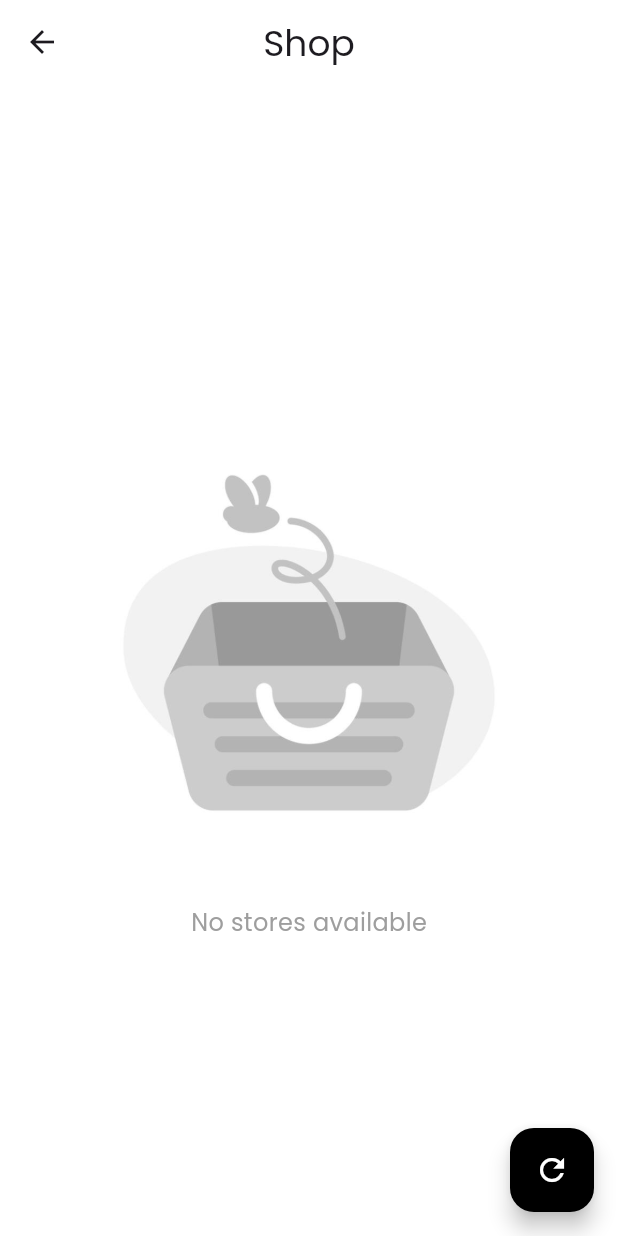
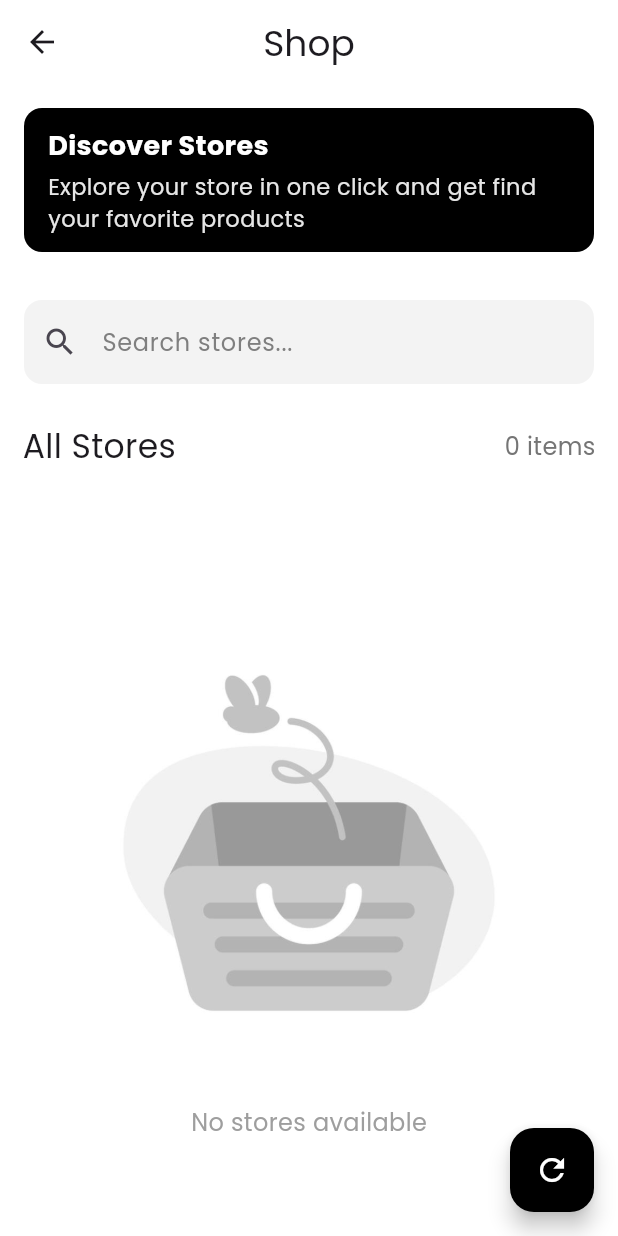
Before and after one commit to LasenSanvidu/bizmart, a Flutter app: the ShopPage screen opened directly, after a tap on the "refresh" icon, on a phone screen of 412 x 824 dp. Run offline on Flutter 3.47's test engine with Material 3 defaults, Android fonts, the phone set to English and light mode, and no system bars; our stand-ins replace cached_network_image, carousel_slider, cloud_firestore, curved_navigation_bar, dio, firebase_auth and 13 more; missing offline and left inert: flutter_firebase_chat_core, flutter_stripe; accounts and stored records are empty.

Commit message:
again add new functions to shop and store

```diff
--- a/lib/shop/shop.dart
+++ b/lib/shop/shop.dart
@@ -15,14 +15,31 @@ class ShopPage extends StatefulWidget {
 class _ShopPageState extends State<ShopPage> {
   bool isLoading = true;
   List<Store> allStores = [];
+  List<Store> filteredStores = [];
+  TextEditingController _searchController = TextEditingController();
 
   @override
   void initState() {
     super.initState();
     fetchAllStores();
+    filteredStores = allStores;
+  }
+
+  //search function
+  void _searchStores(String query) {
+    setState(() {
+      if (query.isEmpty) {
+        filteredStores = allStores;
+      } else {
+        filteredStores = allStores.where((store) {
+          return store.storeName.toLowerCase().contains(query.toLowerCase());
+        }).toList();
+      }
+    });
   }
 
   Future<void> fetchAllStores() async {
+    if (!mounted) return;
     setState(() {
       isLoading = true;
     });
@@ -31,10 +48,13 @@ class _ShopPageState extends State<ShopPage> {
       // Fetch all stores from Firestore
       final querySnapshot =
           await FirebaseFirestore.instance.collection('stores').get();
+      print("Number of documents found: ${querySnapshot.docs.length}");
 
       List<Store> stores = [];
 
       for (var doc in querySnapshot.docs) {
+        try {
+          print("Store ID: ${doc.id}, Name: ${doc.data()['storeName']}");
           // For each store, get its products
           List<Product> products = [];
           if (doc.data().containsKey('products') && doc['products'] is List) {
@@ -47,24 +67,45 @@ class _ShopPageState extends State<ShopPage> {
                 description: prod['description'],
               );
             }).toList();
+            print("Number of products in store: ${products.length}");
+          }
+
+          // Safely access bannerImage - provide a default if it doesn't exist
+          String bannerImage = '';
+          try {
+            if (doc.data().containsKey('bannerImage')) {
+              bannerImage = doc['bannerImage'];
+            }
+          } catch (e) {
+            print("No banner image for store ${doc.id}");
           }
 
           // Create store object
-        stores.add(Store(
+          stores.add(
+            Store(
               id: doc.id,
               storeName: doc['storeName'],
               products: products,
               userId: doc['userId'] ?? '',
-          bannerImage: doc['bannerImage'] ?? '',
-        ));
+              bannerImage: bannerImage,
+            ),
+          );
+        } catch (e) {
+          print("Error processing store document ${doc.id}: $e");
         }
-
+      }
+      filteredStores = stores;
+      if (!mounted)
+        return; // Avoid calling `setState` if the widget is disposed
       setState(() {
         allStores = stores;
         isLoading = false;
       });
+      print("Total stores loaded: ${allStores.length}");
     } catch (e) {
       print("Error fetching all stores: $e");
+      if (!mounted)
+        return; // Avoid calling `setState` if the widget is disposed
       setState(() {
         isLoading = false;
       });
@@ -78,9 +119,7 @@ class _ShopPageState extends State<ShopPage> {
     // Use the first product image as store thumbnail if available
     String? thumbnailImage = store.bannerImage.isNotEmpty
         ? store.bannerImage
-        : productCount > 0
-            ? store.products[0].image
-            : null;
+        : (productCount > 0 ? store.products[0].image : null);
 
     return Card(
       color: Colors.white,
@@ -183,7 +222,83 @@ class _ShopPageState extends State<ShopPage> {
         centerTitle: true,
         backgroundColor: Colors.white,
       ),
-      body: isLoading
+      body: Column(
+        children: [
+          Container(
+            width: double.infinity,
+            padding: EdgeInsets.symmetric(horizontal: 16.0, vertical: 12.0),
+            margin: EdgeInsets.all(16.0),
+            decoration: BoxDecoration(
+              color: Colors.black,
+              borderRadius: BorderRadius.circular(12),
+            ),
+            child: Column(
+              crossAxisAlignment: CrossAxisAlignment.start,
+              children: [
+                Text(
+                  "Discover Stores",
+                  style: GoogleFonts.poppins(
+                    fontSize: 18,
+                    fontWeight: FontWeight.bold,
+                    color: Colors.white,
+                  ),
+                ),
+                SizedBox(height: 4),
+                Text(
+                  "Explore your store in one click and get find your favorite products",
+                  style: GoogleFonts.poppins(
+                    fontSize: 15,
+                    color: Colors.white.withOpacity(0.9),
+                  ),
+                ),
+              ],
+            ),
+          ),
+          Padding(
+            padding: const EdgeInsets.all(16.0),
+            child: TextField(
+              controller: _searchController,
+              decoration: InputDecoration(
+                hintText: 'Search stores...',
+                hintStyle: GoogleFonts.poppins(
+                    color: const Color.fromARGB(255, 127, 127, 127)),
+                prefixIcon: Icon(Icons.search),
+                border: OutlineInputBorder(
+                  borderRadius: BorderRadius.circular(12),
+                  borderSide: BorderSide.none,
+                ),
+                filled: true,
+                fillColor: const Color.fromARGB(255, 243, 243, 243),
+              ),
+              onChanged: _searchStores,
+            ),
+          ),
+          SizedBox(height: 10),
+          Padding(
+            padding: const EdgeInsets.symmetric(horizontal: 15),
+            child: Row(
+              mainAxisAlignment: MainAxisAlignment.spaceBetween,
+              children: [
+                Text(
+                  "All Stores",
+                  style: GoogleFonts.poppins(
+                    fontSize: 22,
+                    fontWeight: FontWeight.w400,
+                  ),
+                ),
+                Text(
+                  "${allStores.length} items",
+                  style: GoogleFonts.poppins(
+                    fontSize: 16,
+                    color: Colors.grey[600],
+                  ),
+                ),
+              ],
+            ),
+          ),
+          SizedBox(height: 10),
+          Expanded(
+            child: isLoading
                 ? Center(
                     child: CircularProgressIndicator(),
                   )
@@ -207,17 +322,21 @@ class _ShopPageState extends State<ShopPage> {
                       )
                     : GridView.builder(
                         padding: EdgeInsets.all(8.0),
-                  gridDelegate: const SliverGridDelegateWithFixedCrossAxisCount(
+                        gridDelegate:
+                            const SliverGridDelegateWithFixedCrossAxisCount(
                           crossAxisCount: 2,
                           crossAxisSpacing: 10,
                           mainAxisSpacing: 10,
                           childAspectRatio: 0.8,
                         ),
-                  itemCount: allStores.length,
+                        itemCount: filteredStores.length,
                         itemBuilder: (context, index) {
-                    final store = allStores[index];
+                          final store = filteredStores[index];
                           return _buildStoreCard(store);
                         },
+                      ),
+          ),
+        ],
       ),
       floatingActionButton: FloatingActionButton(
         onPressed: fetchAllStores,
```
Also changed, not shown: lib/shop/store_page.dart (+80 -38 lines). Lines whose indentation alone changed are shown as unchanged.
